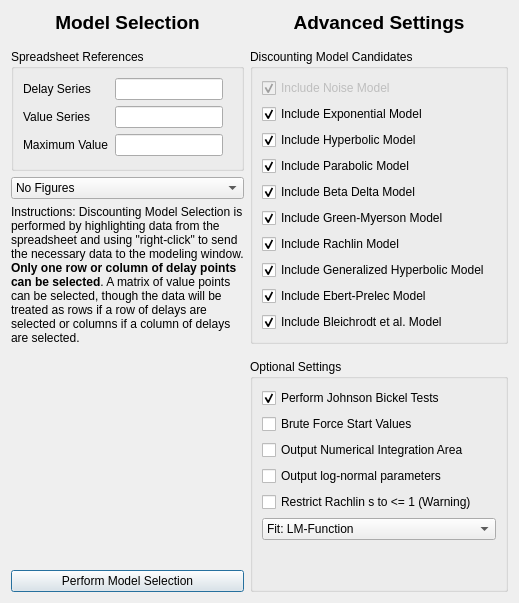
This is Dialogs/discountingmodelselectioned50dialog.ui in miyamot0/ModelSelectorQt as Qt 5 draws it before an edit. The edited form follows.
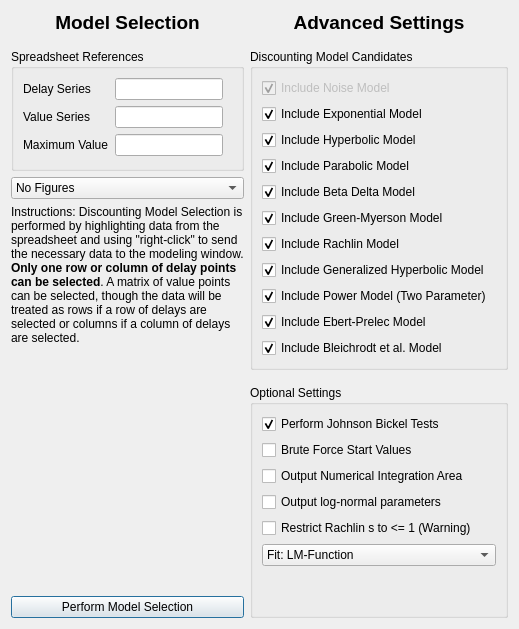
This is the edited form.

Commit message: Add in Power model math

```diff
--- a/Dialogs/discountingmodelselectioned50dialog.ui
+++ b/Dialogs/discountingmodelselectioned50dialog.ui
@@ -322,6 +322,16 @@
             </property>
            </widget>
           </item>
+          <item>
+           <widget class="QCheckBox" name="checkBoxPower">
+            <property name="text">
+             <string>Include Power Model (Two Parameter)</string>
+            </property>
+            <property name="checked">
+             <bool>true</bool>
+            </property>
+           </widget>
+          </item>
           <item>
            <widget class="QCheckBox" name="checkBoxEbertPrelec">
             <property name="text">
```
The commit also changes 12 other files.
